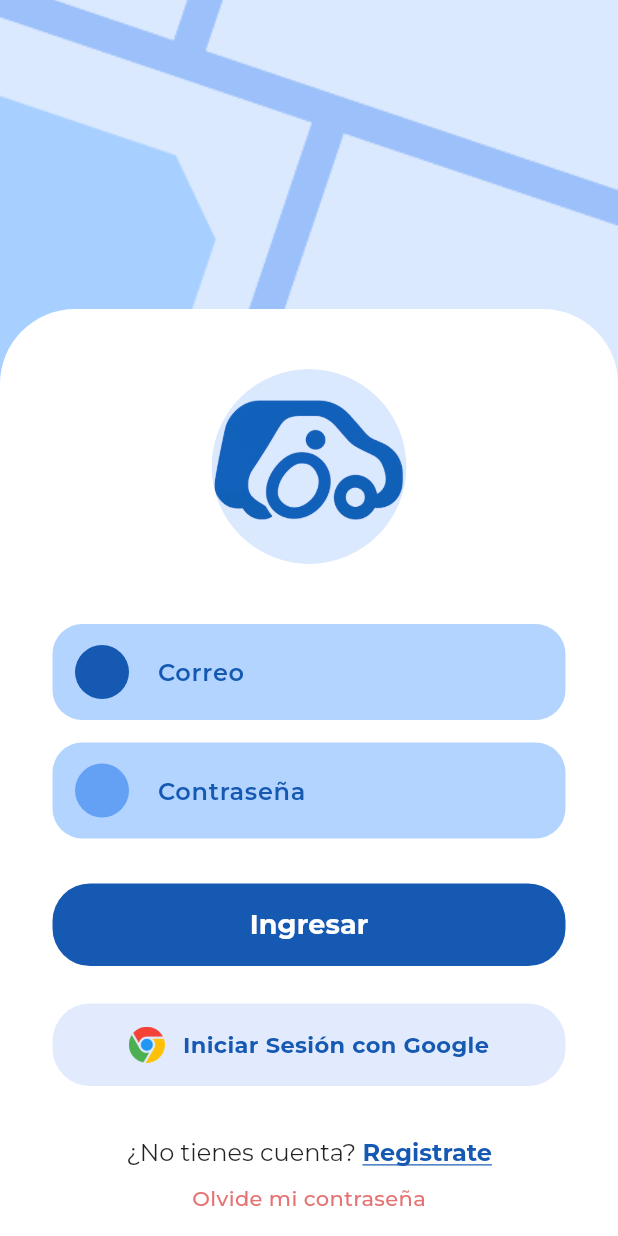
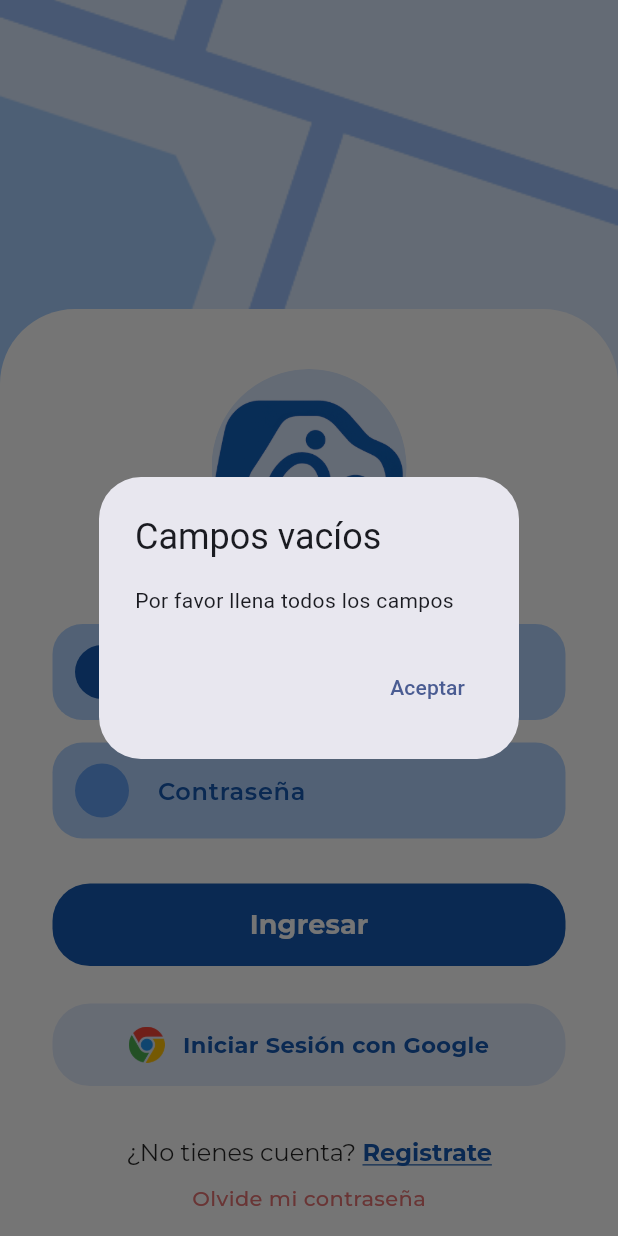
Before and after one commit to alejandralomeli/MoveCare, a Flutter app: the LoginScreen screen opened by its route, after a tap on "Ingresar", on a phone screen of 412 x 824 dp. Run offline on Flutter 3.47's test engine with Material 3 defaults, Android fonts, the phone set to English and light mode, and no system bars; our stand-ins replace flutter_secure_storage, google_fonts; accounts and stored records are empty.

Commit message:
Login conectado y direccion al home de pasajero

```diff
--- /dev/null
+++ b/lib/core/constants/storage_keys.dart
@@ -0,0 +1,4 @@
+class StorageKeys {
+  static const String token = 'AUTH_TOKEN';
+  static const String user = 'USER_DATA';
+}
--- /dev/null
+++ b/lib/core/storage/secure_storage.dart
@@ -0,0 +1,17 @@
+import 'package:flutter_secure_storage/flutter_secure_storage.dart';
+
+class SecureStorage {
+  static const _storage = FlutterSecureStorage();
+
+  static Future<void> saveToken(String token) async {
+    await _storage.write(key: 'AUTH_TOKEN', value: token);
+  }
+
+  static Future<String?> getToken() async {
+    return await _storage.read(key: 'AUTH_TOKEN');
+  }
+
+  static Future<void> deleteAll() async {
+    await _storage.deleteAll();
+  }
+}
--- a/lib/screens/login.dart
+++ b/lib/screens/login.dart
@@ -1,7 +1,9 @@
 import 'package:flutter/material.dart';
 import 'package:google_fonts/google_fonts.dart';
+import '../services/auth/auth_service.dart';
+import '../core/storage/secure_storage.dart';
 
-class LoginScreen extends StatelessWidget {
+class LoginScreen extends StatefulWidget {
   const LoginScreen({super.key});
 
   static const Color primaryBlue = Color(0xFF1559B2);
@@ -10,13 +12,22 @@ class LoginScreen extends StatelessWidget {
   static const Color forgotPasswordRed = Color(0xFFE57373);
 
   @override
+  State<LoginScreen> createState() => _LoginScreenState();
+}
+
+class _LoginScreenState extends State<LoginScreen> {
+  final TextEditingController _emailController = TextEditingController();
+  final TextEditingController _passwordController = TextEditingController();
+
+  bool _loading = false;
+
+  @override
   Widget build(BuildContext context) {
     final size = MediaQuery.of(context).size;
 
     return Scaffold(
       body: Stack(
         children: [
-          // 1. Capa de Fondo
           Positioned(
             top: 0,
             left: 0,
@@ -27,8 +38,6 @@ class LoginScreen extends StatelessWidget {
               fit: BoxFit.cover,
             ),
           ),
-
-          // 2. Capa de Contenido
           Align(
             alignment: Alignment.bottomCenter,
             child: Container(
@@ -50,19 +59,23 @@ class LoginScreen extends StatelessWidget {
                     const SizedBox(height: 40),
                     _buildTextField(
                       hint: 'Correo',
-                      iconColor: primaryBlue,
+                      iconColor: LoginScreen.primaryBlue,
+                      controller: _emailController,
+                      isPassword: false,
                     ),
                     const SizedBox(height: 15),
                     _buildTextField(
                       hint: 'Contraseña',
                       iconColor: const Color(0xFF64A1F4),
+                      controller: _passwordController,
+                      isPassword: true,
                     ),
                     const SizedBox(height: 30),
                     _buildIngresarBtn(),
                     const SizedBox(height: 25),
                     _buildGoogleBtn(),
                     const SizedBox(height: 35),
-                    _buildFooter(context), // Pasando el context correctamente
+                    _buildFooter(context),
                     const SizedBox(height: 20),
                   ],
                 ),
@@ -78,9 +91,7 @@ class LoginScreen extends StatelessWidget {
     return Container(
       width: 130,
       height: 130,
-      decoration: const BoxDecoration(
-        shape: BoxShape.circle,
-      ),
+      decoration: const BoxDecoration(shape: BoxShape.circle),
       child: ClipOval(
         child: Image.asset(
           'assets/movecare.png',
@@ -90,17 +101,24 @@ class LoginScreen extends StatelessWidget {
     );
   }
 
-  Widget _buildTextField({required String hint, required Color iconColor}) {
+  Widget _buildTextField({
+    required String hint,
+    required Color iconColor,
+    required TextEditingController controller,
+    required bool isPassword,
+  }) {
     return Container(
       decoration: BoxDecoration(
-        color: lightInputBlue,
+        color: LoginScreen.lightInputBlue,
         borderRadius: BorderRadius.circular(20),
       ),
       child: TextField(
+        controller: controller,
+        obscureText: isPassword,
         decoration: InputDecoration(
           hintText: hint,
           hintStyle: GoogleFonts.montserrat(
-            color: primaryBlue,
+            color: LoginScreen.primaryBlue,
             fontWeight: FontWeight.w600,
           ),
           prefixIcon: Padding(
@@ -122,15 +140,17 @@ class LoginScreen extends StatelessWidget {
       width: double.infinity,
       height: 55,
       child: ElevatedButton(
-        onPressed: () {},
+        onPressed: _loading ? null : _login,
         style: ElevatedButton.styleFrom(
-          backgroundColor: primaryBlue,
+          backgroundColor: LoginScreen.primaryBlue,
           shape: RoundedRectangleBorder(
             borderRadius: BorderRadius.circular(25),
           ),
           elevation: 0,
         ),
-        child: Text(
+        child: _loading
+            ? const CircularProgressIndicator(color: Colors.white)
+            : Text(
                 'Ingresar',
                 style: GoogleFonts.montserrat(
                   fontSize: 18,
@@ -147,7 +167,7 @@ class LoginScreen extends StatelessWidget {
       width: double.infinity,
       height: 55,
       decoration: BoxDecoration(
-        color: googleBtnBlue,
+        color: LoginScreen.googleBtnBlue,
         borderRadius: BorderRadius.circular(25),
       ),
       child: Row(
@@ -158,7 +178,7 @@ class LoginScreen extends StatelessWidget {
           Text(
             'Iniciar Sesión con Google',
             style: GoogleFonts.montserrat(
-              color: primaryBlue,
+              color: LoginScreen.primaryBlue,
               fontWeight: FontWeight.bold,
               fontSize: 15,
             ),
@@ -168,13 +188,11 @@ class LoginScreen extends StatelessWidget {
     );
   }
 
-  // --- FOOTER ACTUALIZADO CON RUTAS ---
   Widget _buildFooter(BuildContext context) {
     return Column(
       children: [
         GestureDetector(
           onTap: () {
-            // Navega a la pantalla de selección de rol
             Navigator.pushNamed(context, '/register_screen');
           },
           child: RichText(
@@ -185,7 +203,7 @@ class LoginScreen extends StatelessWidget {
                 TextSpan(
                   text: 'Registrate',
                   style: GoogleFonts.montserrat(
-                    color: primaryBlue,
+                    color: LoginScreen.primaryBlue,
                     fontWeight: FontWeight.bold,
                     decoration: TextDecoration.underline,
                   ),
@@ -197,13 +215,12 @@ class LoginScreen extends StatelessWidget {
         const SizedBox(height: 10),
         GestureDetector(
           onTap: () {
-            // Navega a la pantalla de recuperación de contraseña
             Navigator.pushNamed(context, '/forgot_password_screen');
           },
           child: Text(
             'Olvide mi contraseña',
             style: GoogleFonts.montserrat(
-              color: forgotPasswordRed,
+              color: LoginScreen.forgotPasswordRed,
               fontSize: 14,
               fontWeight: FontWeight.w500,
             ),
@@ -212,4 +229,66 @@ class LoginScreen extends StatelessWidget {
       ],
     );
   }
+
+  // ================== LOGIN ==================
+
+  Future<void> _login() async {
+    final email = _emailController.text.trim();
+    final password = _passwordController.text.trim();
+
+    if (email.isEmpty || password.isEmpty) {
+      _showAlert('Campos vacíos', 'Por favor llena todos los campos');
+      return;
     }
+
+    setState(() => _loading = true);
+
+    final result = await AuthService.login(
+      email: email,
+      password: password,
+    );
+
+    setState(() => _loading = false);
+
+    if (result['ok']) {
+      final data = result['data'];
+      final token = data['token'];
+      final rol = data['rol'];
+
+      await SecureStorage.saveToken(token);
+
+      if (!mounted) return;
+
+      if (rol == 'pasajero') {
+        Navigator.pushReplacementNamed(context, '/home_passenger_screen');
+      } else if (rol == 'conductor') {
+        Navigator.pushReplacementNamed(context, '/home_conductor_screen');
+      } else if (rol == 'administrador') {
+        Navigator.pushReplacementNamed(context, '/home_admin_screen');
+      } else {
+        _showAlert('Error', 'Rol no reconocido');
+      }
+    } else {
+      _showAlert(
+        'Error de inicio de sesión',
+        result['error']['detail'] ?? result['error'].toString(),
+      );
+    }
+  }
+
+  void _showAlert(String title, String message) {
+    showDialog(
+      context: context,
+      builder: (_) => AlertDialog(
+        title: Text(title),
+        content: Text(message),
+        actions: [
+          TextButton(
+            onPressed: () => Navigator.pop(context),
+            child: const Text('Aceptar'),
+          ),
+        ],
+      ),
+    );
+  }
+}
--- /dev/null
+++ b/lib/services/auth/auth_service.dart
@@ -0,0 +1,30 @@
+import 'dart:convert';
+import '../http_client.dart';
+
+class AuthService {
+
+  static Future<Map<String, dynamic>> login({
+    required String email,
+    required String password,
+  }) async {
+    final response = await HttpClient.post(
+      "/auth/auth/login",
+      {
+        "correo": email,
+        "password": password,
+      },
+    );
+
+    if (response.statusCode == 200) {
+      return {
+        "ok": true,
+        "data": jsonDecode(response.body),
+      };
+    } else {
+      return {
+        "ok": false,
+        "error": jsonDecode(response.body),
+      };
+    }
+  }
+}
--- /dev/null
+++ b/lib/services/http_client.dart
@@ -0,0 +1,20 @@
+import 'dart:convert';
+import 'package:http/http.dart' as http;
+import '../core/config/api_config.dart';
+
+class HttpClient {
+  static Future<http.Response> post(
+    String path,
+    Map<String, dynamic> body,
+  ) async {
+    final url = Uri.parse("${ApiConfig.baseUrl}$path");
+
+    return await http.post(
+      url,
+      headers: {
+        "Content-Type": "application/json",
+      },
+      body: jsonEncode(body),
+    );
+  }
+}
--- a/pubspec.yaml
+++ b/pubspec.yaml
@@ -15,6 +15,7 @@ dependencies:
   google_fonts: ^6.2.1
 
   http: ^1.6.0
+  flutter_secure_storage: ^10.0.0
 
 
 dev_dependencies:
```
Also changed, not shown: lib/core/config/api_config.dart (added, +8 -0 lines), lib/services/auth_service.dart (deleted, +0 -33 lines), pubspec.lock, 5 other files. Lines whose indentation alone changed are shown as unchanged.
